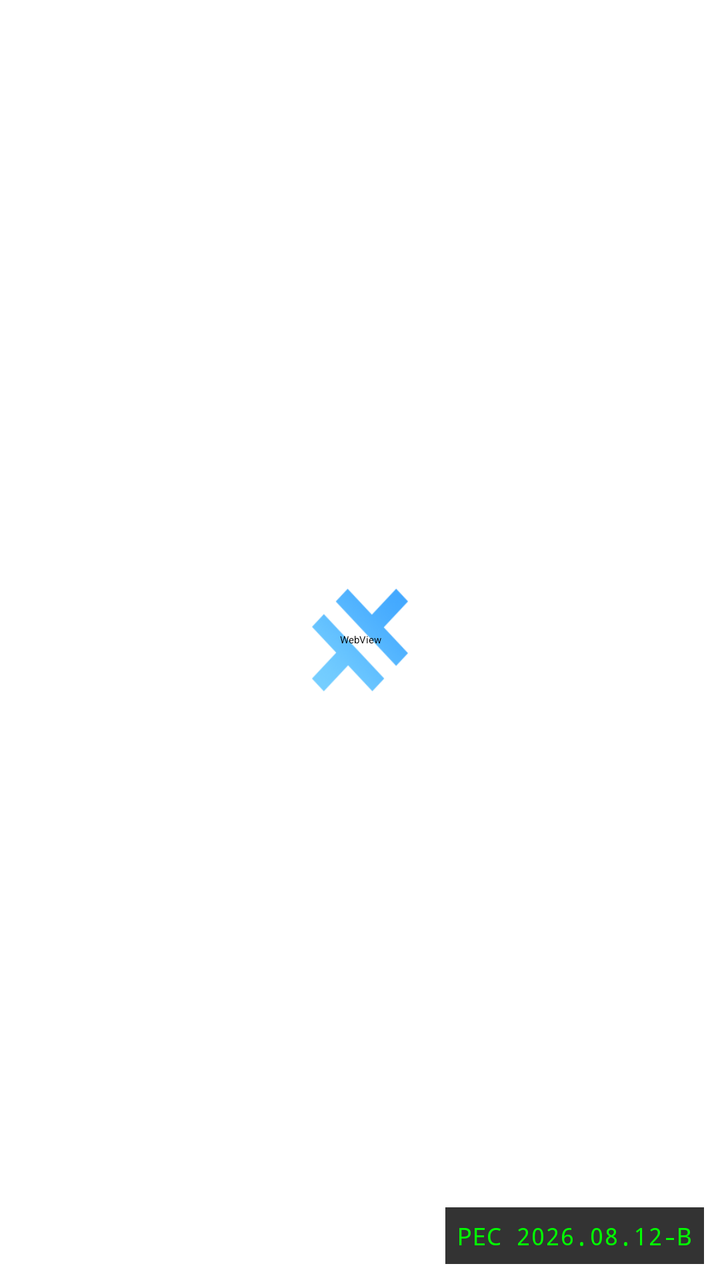
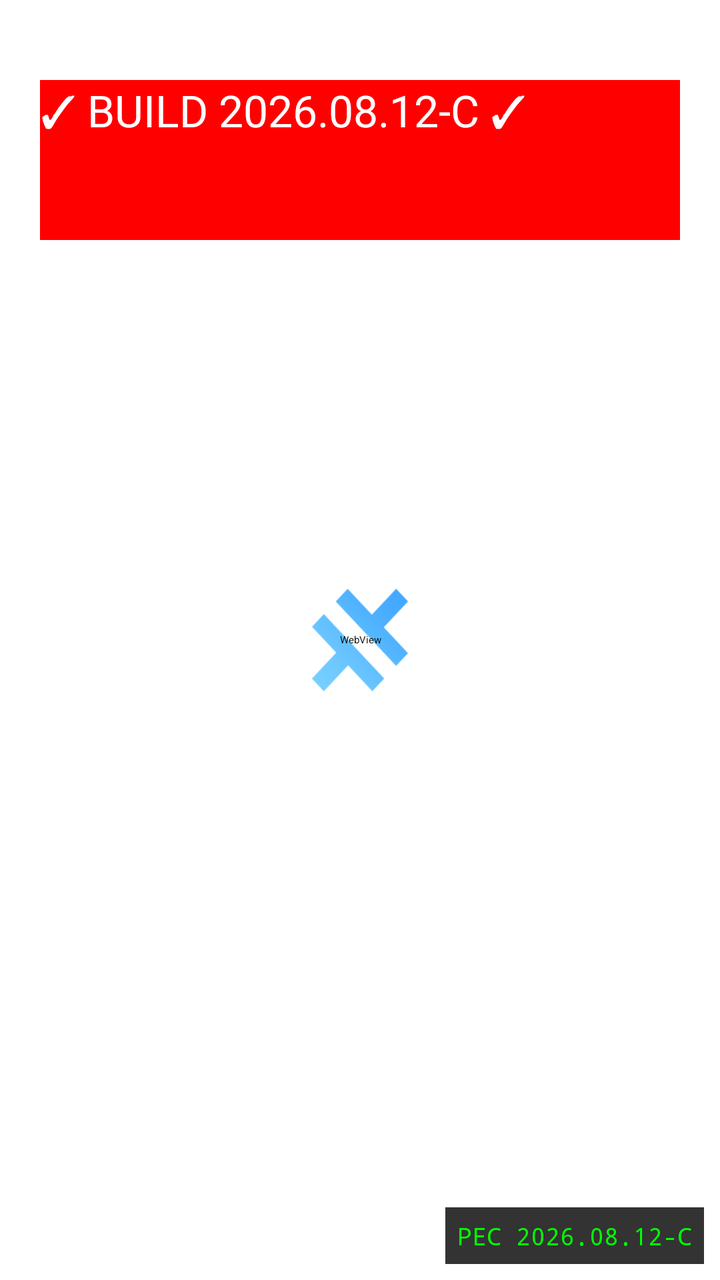

The first picture is an Android layout as it rendered before a commit; the second is the same layout after the commit. The layout source and the unified diff follow.
<!-- AndroidManifest.xml: activity theme AppTheme.NoActionBarLaunch -->
<!-- res/layout/activity_main.xml -->
<?xml version="1.0" encoding="utf-8"?>
<androidx.coordinatorlayout.widget.CoordinatorLayout xmlns:android="http://schemas.android.com/apk/res/android"
    xmlns:app="http://schemas.android.com/apk/res-auto"
    xmlns:tools="http://schemas.android.com/tools"
    android:layout_width="match_parent"
    android:layout_height="match_parent"
    tools:context=".MainActivity">

    <WebView
        android:layout_width="match_parent"
        android:layout_height="match_parent" />

    
    <TextView
        android:id="@+id/versionBadge"
        android:layout_width="wrap_content"
        android:layout_height="wrap_content"
        android:layout_gravity="bottom|end"
        android:text="PEC 2026.08.12-B"
        android:textColor="#00FF00"
        android:textSize="12sp"
        android:fontFamily="monospace"
        android:background="#CC000000"
        android:padding="6dp"
        android:layout_margin="8dp"
        android:elevation="10dp" />

</androidx.coordinatorlayout.widget.CoordinatorLayout>
<!-- resources referenced by this layout -->
<resources>
  <style name="AppTheme.NoActionBarLaunch" parent="Theme.SplashScreen">
          <item name="android:background">@drawable/splash</item>
      </style>
  <!-- drawable splash: png bitmap (drawable, 4040 bytes) -->
</resources>

<!-- the commit's change to res/layout/activity_main.xml (unified diff, before → after) -->
@@ -11,12 +11,27 @@
         android:layout_height="match_parent" />
 
     
+    <Button
+        android:id="@+id/testButton"
+        android:layout_width="match_parent"
+        android:layout_height="80dp"
+        android:layout_gravity="top"
+        android:layout_marginTop="40dp"
+        android:layout_marginStart="20dp"
+        android:layout_marginEnd="20dp"
+        android:text="✓ BUILD 2026.08.12-C ✓"
+        android:textSize="22sp"
+        android:textColor="#FFFFFF"
+        android:background="#FF0000"
+        android:elevation="20dp" />
+
+    
     <TextView
         android:id="@+id/versionBadge"
         android:layout_width="wrap_content"
         android:layout_height="wrap_content"
         android:layout_gravity="bottom|end"
-        android:text="PEC 2026.08.12-B"
+        android:text="PEC 2026.08.12-C"
         android:textColor="#00FF00"
         android:textSize="12sp"
         android:fontFamily="monospace"
